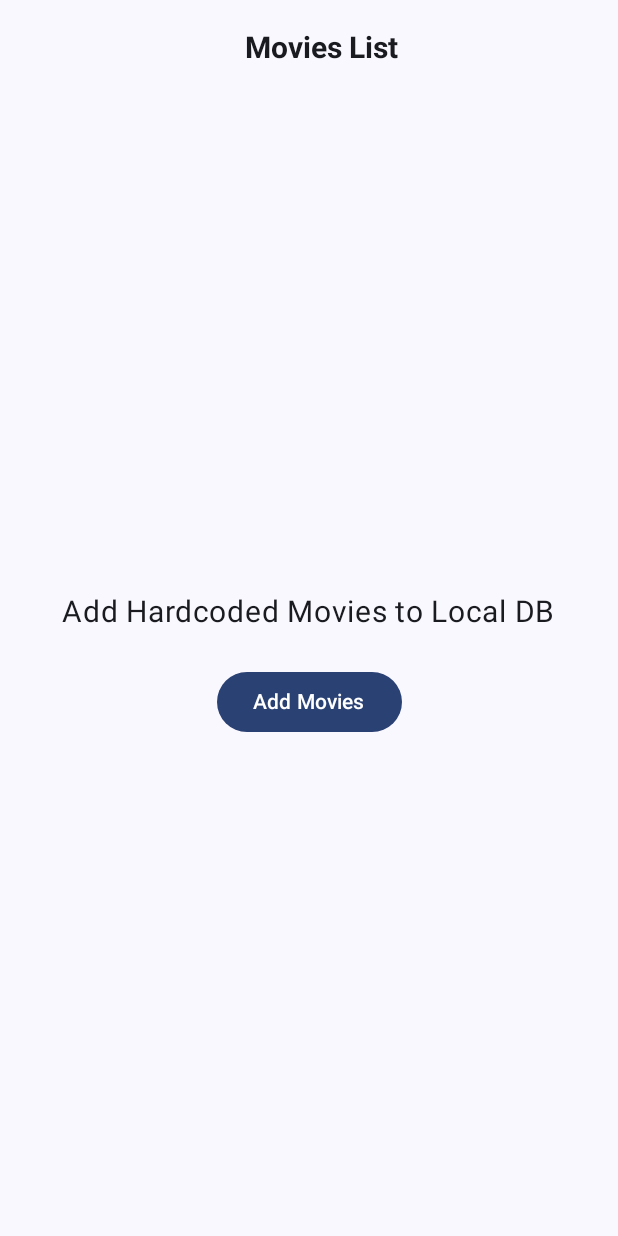
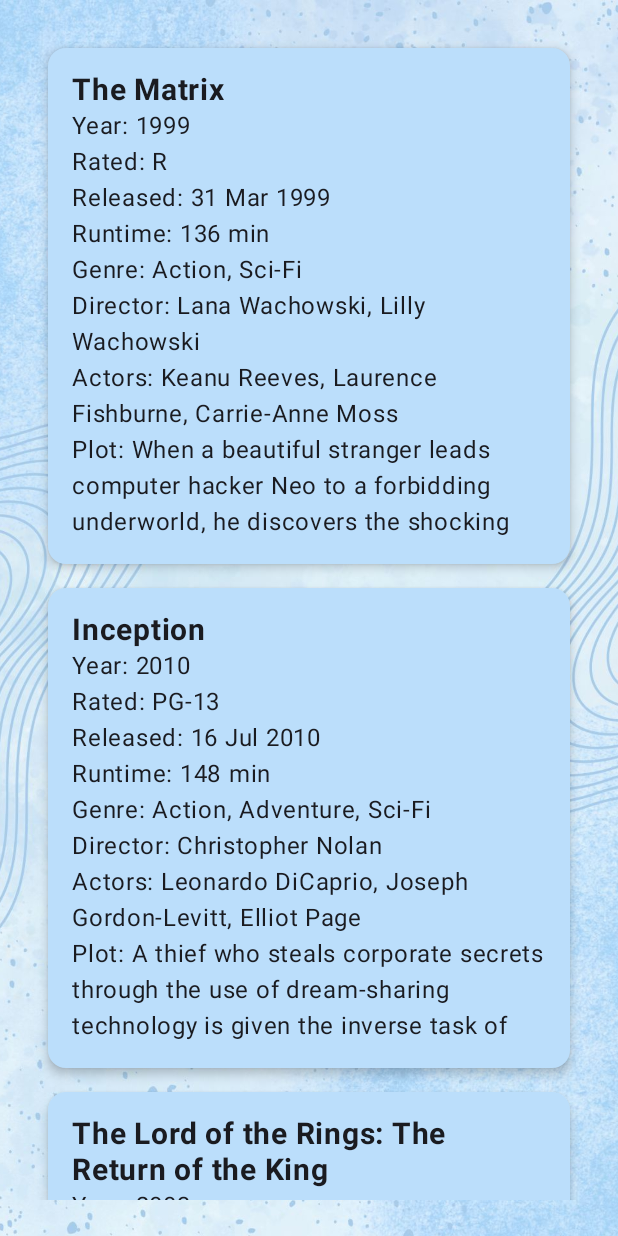
Before and after one commit to AbdhulFathir/MovieMate, an Android app built with Jetpack Compose: the AddMovies screen opened directly, with no data from a screen before it, on a phone screen of 412 x 824 dp. Run offline under Robolectric (Android 15) with nearby library versions, the phone set to English and light mode, and no system bars; our stand-ins replace Room's generated code, livedata-compose.

Commit message:
Implement Add Movies view

```diff
--- a/app/src/main/java/com/example/moviemate/screens/AddMovies.kt
+++ b/app/src/main/java/com/example/moviemate/screens/AddMovies.kt
@@ -1,69 +1,121 @@
 package com.example.moviemate.screens
 
+import android.content.Intent
 import android.os.Bundle
 import androidx.activity.ComponentActivity
 import androidx.activity.compose.setContent
+import androidx.compose.foundation.Image
 import androidx.compose.foundation.layout.*
+import androidx.compose.foundation.lazy.LazyColumn
+import androidx.compose.foundation.lazy.itemsIndexed
 import androidx.compose.material3.*
+import androidx.compose.runtime.Composable
+import androidx.compose.runtime.getValue
+import androidx.compose.runtime.livedata.observeAsState
 import androidx.compose.ui.Alignment
 import androidx.compose.ui.Modifier
+import androidx.compose.ui.graphics.Color
+import androidx.compose.ui.layout.ContentScale
+import androidx.compose.ui.res.painterResource
 import androidx.compose.ui.text.font.FontWeight
 import androidx.compose.ui.text.style.TextAlign
 import androidx.compose.ui.unit.dp
 import androidx.compose.ui.unit.sp
+import androidx.lifecycle.ViewModelProvider
+import com.example.moviemate.CustomButton
 import com.example.moviemate.MovieVM
+import com.example.moviemate.R
+import com.example.moviemate.db.Movie
 import com.example.moviemate.ui.theme.MovieMateTheme
 
 class AddMovies : ComponentActivity() {
-    private lateinit var viewModel: MovieVM
-    @OptIn(ExperimentalMaterial3Api::class)
     override fun onCreate(savedInstanceState: Bundle?) {
         super.onCreate(savedInstanceState)
+        val viewModel = ViewModelProvider(this)[MovieVM::class.java]
         setContent {
             MovieMateTheme {
-                Scaffold(
+                Surface(modifier = Modifier.fillMaxSize()) {
+                    Image(
+                        painter = painterResource(id = R.drawable.bg_image),
+                        contentDescription = "Background Image",
+                        modifier = Modifier.fillMaxSize(),
+                        contentScale = ContentScale.Crop
+                    )
+                    val movies by viewModel.movies.observeAsState(emptyList())
 
-                    //app bar
-                    topBar = {
-                        TopAppBar(
-                            title = {
-                                Box(
-                                    modifier = Modifier.fillMaxWidth(),
-                                    contentAlignment = Alignment.Center
-                                ) {
-                                    Text(
-                                        "Movies List",
-                                        style = androidx.compose.ui.text.TextStyle(
-                                            fontSize = 20.sp,
-                                            fontWeight = FontWeight.Bold
-                                        ),
-                                        textAlign = TextAlign.Center
-                                    )
-                                }
-                            }
-                        )
-                    },
+                    Column(
+                        modifier = Modifier
+                            .fillMaxSize()
+                            .padding(24.dp),
+                        verticalArrangement = Arrangement.Top,
+                        horizontalAlignment = Alignment.CenterHorizontally
+                    ) {
+//                            CustomButton(text = "Add Movies to DB") {
+//                                val moviesToAdd = listOf(
+//                                    Movie(
+//                                        title = "Interstellar",
+//                                        year = "2014",
+//                                        rated = "PG-13",
+//                                        released = "07 Nov 2014",
+//                                        runtime = "169 min",
+//                                        genre = "Adventure, Drama, Sci-Fi",
+//                                        director = "Christopher Nolan",
+//                                        writer = "Jonathan Nolan, Christopher Nolan",
+//                                        actors = "Matthew McConaughey, Anne Hathaway, Jessica Chastain",
+//                                        plot = "A team of explorers travel through a wormhole in space in an attempt to ensure humanity's survival."
+//                                    ),
+//                                    Movie(
+//                                        title = "Fight Club",
+//                                        year = "1999",
+//                                        rated = "R",
+//                                        released = "15 Oct 1999",
+//                                        runtime = "139 min",
+//                                        genre = "Drama",
+//                                        director = "David Fincher",
+//                                        writer = "Chuck Palahniuk, Jim Uhls",
+//                                        actors = "Brad Pitt, Edward Norton, Meat Loaf",
+//                                        plot = "An insomniac office worker and a devil-may-care soap maker form an underground fight club."
+//                                    )
+//                                )
+//                                viewModel.addTodoItems(moviesToAdd)
+//                            }
+//
+//                            Spacer(modifier = Modifier.height(16.dp))
 
-                    // body part
-                    content = { innerPadding ->
-
-                        Column(
-                            modifier = Modifier
-                                .fillMaxSize()
-                                .padding(innerPadding),
-                            verticalArrangement = Arrangement.Center,
-                            horizontalAlignment = Alignment.CenterHorizontally
-                        ) {
-                            Text("Add Hardcoded Movies to Local DB", fontSize = 20.sp)
-                            Spacer(modifier = Modifier.height(24.dp))
-
-                            Button(onClick = {}) {
-                                Text("Add Movies")
+                        LazyColumn {
+                            itemsIndexed(movies) { _, movie ->
+                                MovieCard(movie = movie)
                             }
                         }
                     }
-                )
+                }
             }
         }
     }
 }
+
+
+@Composable
+fun MovieCard(movie: Movie) {
+    Card(
+        modifier = Modifier
+            .fillMaxWidth()
+            .padding(8.dp),
+        colors = CardDefaults.cardColors(
+            containerColor = Color(0xFFBBDEFB)
+        ),
+        elevation = CardDefaults.cardElevation(4.dp)
+    ) {
+        Column(modifier = Modifier.padding(16.dp)) {
+            Text(text = movie.title, fontSize = 20.sp, fontWeight = FontWeight.Bold)
+            Text(text = "Year: ${movie.year}")
+            Text(text = "Rated: ${movie.rated}")
+            Text(text = "Released: ${movie.released}")
+            Text(text = "Runtime: ${movie.runtime}")
+            Text(text = "Genre: ${movie.genre}")
+            Text(text = "Director: ${movie.director}")
+            Text(text = "Actors: ${movie.actors}")
+            Text(text = "Plot: ${movie.plot}", maxLines = 3)
+        }
+    }
+}
```
